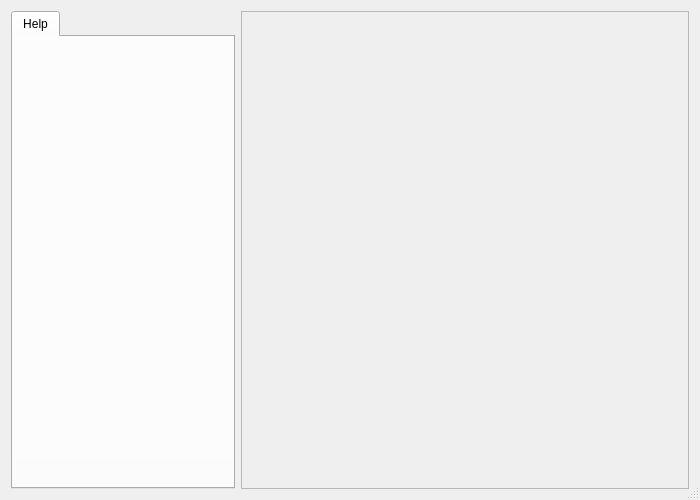
Before: the Qt Designer form memain.ui in gazelle-installer/gazelle-installer, drawn with Qt 5.
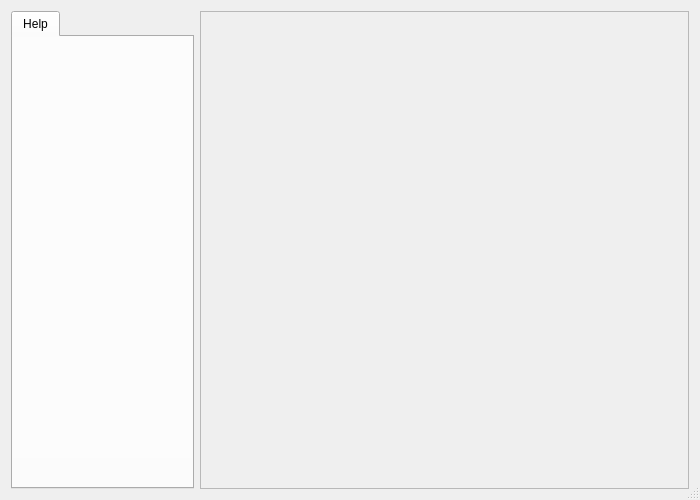
After: the same form once the commit is applied. Icons and pictures are not drawn.

What changed in the file:
```diff
--- a/memain.ui
+++ b/memain.ui
@@ -36,7 +36,7 @@
     <widget class="QTabWidget" name="mainTabs">
      <property name="sizePolicy">
       <sizepolicy hsizetype="Preferred" vsizetype="Expanding">
-       <horstretch>1</horstretch>
+       <horstretch>3</horstretch>
        <verstretch>0</verstretch>
       </sizepolicy>
      </property>
@@ -143,7 +143,7 @@
     <widget class="QFrame" name="mainFrame">
      <property name="sizePolicy">
       <sizepolicy hsizetype="Expanding" vsizetype="Expanding">
-       <horstretch>2</horstretch>
+       <horstretch>8</horstretch>
        <verstretch>0</verstretch>
       </sizepolicy>
      </property>
```
